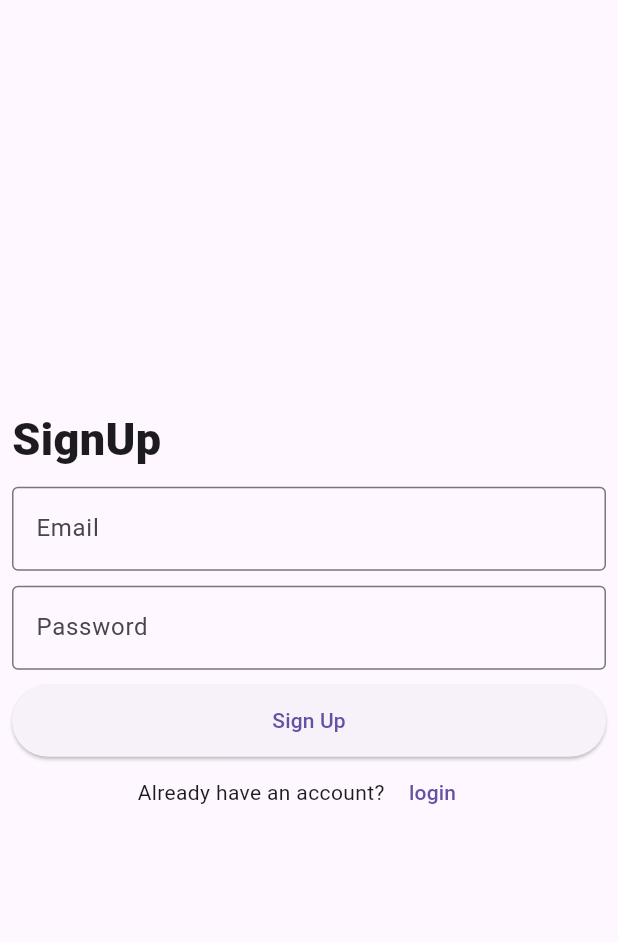
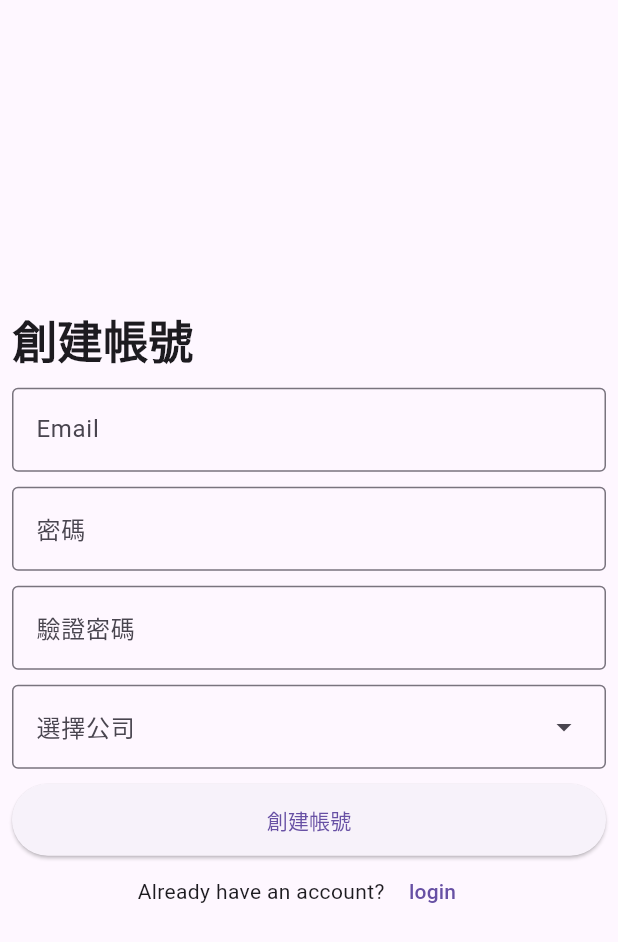
Before and after one commit to emotion0809/fire_alarm, a Flutter app: the Home screen opened by its route, after a tap on the "logout" icon, after a tap on "Register", on a phone screen of 412 x 824 dp. Shown: the top 942 px of the screen. Run offline on Flutter 3.47's test engine with Material 3 defaults, Android fonts, the phone set to English and light mode, and no system bars; our stand-ins replace auto_size_text, cloud_firestore, firebase_auth, firebase_core, firebase_messaging, flutter_local_notifications; accounts and stored records are empty; generated files the repository leaves out were written again; network calls fail.

Commit message:
Compeleted signup function

```diff
--- /dev/null
+++ b/lib/Modules/company_module.dart
@@ -0,0 +1,13 @@
+import 'package:cloud_firestore/cloud_firestore.dart';
+
+class CompanyModule {
+  static List<String> companylist = [];
+  final String name;
+
+  const CompanyModule({required this.name});
+
+  factory CompanyModule.fromSnapShot(DocumentSnapshot<Map<String, dynamic>> document){
+    final data = document.data()!;
+    return CompanyModule(name: data["name"]);
+  }
+}
--- a/lib/Modules/database_service.dart
+++ /dev/null
@@ -1,29 +0,0 @@
-import 'package:cloud_firestore/cloud_firestore.dart';
-import 'package:firebase_auth/firebase_auth.dart';
-
-class DatabaseService{
-
-  static Future saveUserToken(String token) async {
-    User? user = FirebaseAuth.instance.currentUser;
-    Map<String, dynamic> data = {
-      "email": user!.email,
-      "token": token,
-    };
-    try {
-      await FirebaseFirestore.instance
-          .collection("user_data")
-          .doc(user.uid)
-          .set(data);
-
-      print("Document Added to ${user.uid}");
-    } catch (e) {
-      print("error in saving to firestore");
-      print(e.toString());
-    }
-  }
-
-  static Future getCompanys() async{
-
-  }
-
-}
--- /dev/null
+++ b/lib/Modules/user_module.dart
@@ -0,0 +1,34 @@
+import 'package:cloud_firestore/cloud_firestore.dart';
+
+class UserModule {
+  static UserModule? currentUser;
+  final String id;
+  final String email;
+  final String messageToken;
+  final String company;
+
+  const UserModule(
+      {required this.id,
+      required this.email,
+      required this.messageToken,
+      required this.company});
+
+  toJson() {
+    return {
+      "email": email,
+      "messageToken": messageToken,
+      "company": company,
+    };
+  }
+
+  factory UserModule.fromSnapShot(
+      DocumentSnapshot<Map<String, dynamic>> document) {
+    final data = document.data()!;
+    return UserModule(
+        id: document.id,
+        email: data["email"],
+        messageToken: data["messageToken"],
+        company: data["company"]
+    );
+  }
+}
--- a/lib/Screens/home.dart
+++ b/lib/Screens/home.dart
@@ -1,8 +1,9 @@
 import 'package:auto_size_text/auto_size_text.dart';
+import 'package:fire_alarm/Modules/user_module.dart';
 import 'package:flutter/material.dart';
-import 'package:fire_alarm/Modules/auth_service.dart';
+import 'package:fire_alarm/Services/auth_service.dart';
 
-import '../Modules/notification_service.dart';
+import '../Services//notification_service.dart';
 
 class Home extends StatefulWidget {
   const Home({super.key});
@@ -13,17 +14,12 @@ class Home extends StatefulWidget {
 
 class _HomeState extends State<Home> {
   @override
-  void initState() {
-    PushNotifications.getDeviceToken();
-    super.initState();
-  }
-
-  @override
   Widget build(BuildContext context) {
     return Scaffold(
         appBar: AppBar(
           backgroundColor: const Color(0xffFF5809),
-        title:const AutoSizeText("火災警報系統", minFontSize: 30,style: TextStyle(color: Colors.white)),
+          title: const AutoSizeText("火災警報系統",
+              minFontSize: 24, style: TextStyle(color: Colors.white)),
           actions: [
             IconButton(
               onPressed: () async {
@@ -35,12 +31,11 @@ class _HomeState extends State<Home> {
             )
           ],
         ),
-      body: const Center(
-        child: Column(
-          mainAxisAlignment: MainAxisAlignment.center,
-          children: <Widget>[AutoSizeText("失火", minFontSize: 30)],
-        ),
-      ),
-    );
+        body: Column(
+          children: [
+            AutoSizeText("使用者:${UserModule.currentUser?.email}",minFontSize: 18),
+            AutoSizeText("公司:${UserModule.currentUser?.company}",minFontSize: 18)
+          ],
+        ));
   }
 }
--- a/lib/Screens/login.dart
+++ b/lib/Screens/login.dart
@@ -1,5 +1,6 @@
+import 'package:fire_alarm/Services/database_service.dart';
 import 'package:flutter/material.dart';
-import 'package:fire_alarm/Modules/auth_service.dart';
+import 'package:fire_alarm/Services/auth_service.dart';
 
 class Login extends StatefulWidget {
   const Login({super.key});
@@ -32,8 +33,7 @@ class _LoginState extends State<Login> {
               controller: emailController,
               decoration: const InputDecoration(
                   border: OutlineInputBorder(),
-                  label: Text("Email"),
-                  hintText: "Enter your email"),
+                  hintText: "Email"),
             ),
             const SizedBox(
               height: 10,
@@ -42,8 +42,7 @@ class _LoginState extends State<Login> {
               controller: passwordController,
               decoration: const InputDecoration(
                   border: OutlineInputBorder(),
-                  label: Text("Password"),
-                  hintText: "Enter your password"),
+                  hintText: "密碼"),
               obscureText: true,
             ),
             const SizedBox(
@@ -56,10 +55,12 @@ class _LoginState extends State<Login> {
                   onPressed: () async {
                     await AuthService.loginWithEmail(
                         emailController.text, passwordController.text)
-                        .then((value) {
+                        .then((value) async {
                       if (value == "Login Successful") {
                         ScaffoldMessenger.of(context).showSnackBar(
-                            const SnackBar(content: Text("Login Successful")));
+                            const SnackBar(content: Text("登入成功")));
+                        //取得當前使用者資料
+                        await DatabaseService.getCurrentUser();
                         Navigator.pushReplacementNamed(context, "/home");
                       } else {
                         ScaffoldMessenger.of(context).showSnackBar(SnackBar(
--- a/lib/Screens/signup.dart
+++ b/lib/Screens/signup.dart
@@ -1,5 +1,10 @@
+import 'package:fire_alarm/Services/database_service.dart';
+import 'package:fire_alarm/Services/notification_service.dart';
+import 'package:firebase_auth/firebase_auth.dart';
 import 'package:flutter/material.dart';
-import 'package:fire_alarm/Modules/auth_service.dart';
+import 'package:fire_alarm/Services/auth_service.dart';
+
+import '../Modules/company_module.dart';
 
 class SignUp extends StatefulWidget {
   const SignUp({super.key});
@@ -9,10 +14,18 @@ class SignUp extends StatefulWidget {
 }
 
 class _LoginState extends State<SignUp> {
+  late TextEditingController emailController = TextEditingController();
+  late TextEditingController passwordController = TextEditingController();
+  late TextEditingController passwordVerifyController = TextEditingController();
+  String dropdownCompanyValue = "";
+  @override
+  void initState() {
+    super.initState();
+  }
+
   @override
   Widget build(BuildContext context) {
-    TextEditingController emailController = TextEditingController();
-    TextEditingController passwordController = TextEditingController();
+
     return Scaffold(
         body: Center(
       child: Padding(
@@ -22,7 +35,7 @@ class _LoginState extends State<SignUp> {
           crossAxisAlignment: CrossAxisAlignment.start,
           children: [
             const Text(
-                  "SignUp",
+              "創建帳號",
               style: TextStyle(fontWeight: FontWeight.w800, fontSize: 30),
             ),
             const SizedBox(
@@ -32,8 +45,7 @@ class _LoginState extends State<SignUp> {
               controller: emailController,
               decoration: const InputDecoration(
                   border: OutlineInputBorder(),
-                      label: Text("Email"),
-                      hintText: "Enter your email"),
+                  hintText: "Email"),
             ),
             const SizedBox(
               height: 10,
@@ -42,9 +54,34 @@ class _LoginState extends State<SignUp> {
               controller: passwordController,
               decoration: const InputDecoration(
                   border: OutlineInputBorder(),
-                      label: Text("Password"),
-                      hintText: "Enter your password"),
+                  hintText: "密碼"),
               obscureText: true,
+            ),
+            const SizedBox(
+              height: 10,
+            ),
+            TextFormField(
+              controller: passwordVerifyController,
+              decoration: const InputDecoration(
+                  border: OutlineInputBorder(),
+                  hintText: "驗證密碼"),
+              obscureText: true,
+            ),
+            const SizedBox(
+              height: 10,
+            ),
+            DropdownMenu<String>(
+              hintText: "選擇公司",
+              expandedInsets: EdgeInsets.symmetric(vertical: 8.0),
+              onSelected: (String? value) {
+                setState(() {
+                  dropdownCompanyValue = value!;
+                });
+              },
+              dropdownMenuEntries: CompanyModule.companylist
+                  .map<DropdownMenuEntry<String>>((String value) {
+                return DropdownMenuEntry<String>(value: value, label: value);
+              }).toList(),
             ),
             const SizedBox(
               height: 10,
@@ -54,12 +91,36 @@ class _LoginState extends State<SignUp> {
               height: 48,
               child: ElevatedButton(
                   onPressed: () async {
+                    if(passwordController.text != passwordVerifyController.text) {
+                      ScaffoldMessenger.of(context).showSnackBar(SnackBar(
+                        content: Text(
+                          "兩次輸入的密碼不相同",
+                          style: const TextStyle(color: Colors.white),
+                        ),
+                        backgroundColor: Colors.red.shade400,
+                      ));
+                    }
+                    else if(dropdownCompanyValue.isEmpty){
+                      ScaffoldMessenger.of(context).showSnackBar(SnackBar(
+                        content: Text(
+                          "未輸選擇公司",
+                          style: const TextStyle(color: Colors.white),
+                        ),
+                        backgroundColor: Colors.red.shade400,
+                      ));
+                    }else{
                       await AuthService.createAccountWithEmail(
                           emailController.text, passwordController.text)
-                            .then((value) {
+                          .then((value) async {
                         if (value == "Account Created") {
                           ScaffoldMessenger.of(context).showSnackBar(
-                                const SnackBar(content: Text("Account Created")));
+                              const SnackBar(content: Text("帳號已成功創建")));
+                          //儲存使用者資料到FireStore
+                          User? user = await AuthService.getCurrentUser();
+                          var token = await PushNotifications.getDeviceToken();
+                          await DatabaseService.saveUser(
+                              user!, token, dropdownCompanyValue);
+                          //切換頁面
                           Navigator.pushNamedAndRemoveUntil(
                               context, "/home", (route) => false);
                         } else {
@@ -72,8 +133,9 @@ class _LoginState extends State<SignUp> {
                           ));
                         }
                       });
+                    }
                   },
-                      child: const Text("Sign Up")),
+                  child: const Text("創建帳號")),
             ),
             Row(
               mainAxisAlignment: MainAxisAlignment.center,
--- a/lib/Modules/auth_service.dart
+++ b/lib/Services/auth_service.dart
@@ -1,3 +1,4 @@
+import 'package:fire_alarm/Modules/user_module.dart';
 import 'package:firebase_auth/firebase_auth.dart';
 
 class AuthService {
@@ -32,6 +33,12 @@ class AuthService {
   // 登出
   static Future logout() async {
     await FirebaseAuth.instance.signOut();
+    UserModule.currentUser = null;
+  }
+
+  //取得當前使用者
+  static Future<User?> getCurrentUser() async{
+    return FirebaseAuth.instance.currentUser;
   }
 
   // 確認是否登入
--- a/lib/Modules/notification_service.dart
+++ b/lib/Services/notification_service.dart
@@ -1,5 +1,5 @@
-import 'package:fire_alarm/Modules/auth_service.dart';
-import 'package:fire_alarm/Modules/database_service.dart';
+import 'package:fire_alarm/Services/auth_service.dart';
+import 'package:fire_alarm/Services/database_service.dart';
 import 'package:firebase_messaging/firebase_messaging.dart';
 import 'package:flutter_local_notifications/flutter_local_notifications.dart';
 
@@ -23,21 +23,10 @@ class PushNotifications {
 
   }
 
-  static Future getDeviceToken() async{
+  static Future<String> getDeviceToken() async{
     final token = await _firebaseMessaging.getToken();
     print("device token: $token");
-    bool isUserLogin  = await AuthService.isLoggedIn();
-    if(isUserLogin){
-      await DatabaseService.saveUserToken(token!);
-      print("save to firestore");
-    }
-
-    _firebaseMessaging.onTokenRefresh.listen((event) async{
-      if(isUserLogin){
-        await DatabaseService.saveUserToken(token!);
-        print("save to firestore");
-      }
-    });
+    return token.toString();
   }
 
   //顯示通知
--- a/pubspec.yaml
+++ b/pubspec.yaml
@@ -41,6 +41,7 @@ dependencies:
   shared_preferences: ^2.2.3
   firebase_auth: ^5.1.0
   auto_size_text: ^3.0.0
+  dropdown_model_list: ^2.1.2
 
 dev_dependencies:
   flutter_test:
```
Also changed, not shown: lib/Services/database_service.dart (added, +57 -0 lines), lib/main.dart (+10 -2 lines), pubspec.lock. Lines whose indentation alone changed are shown as unchanged.
